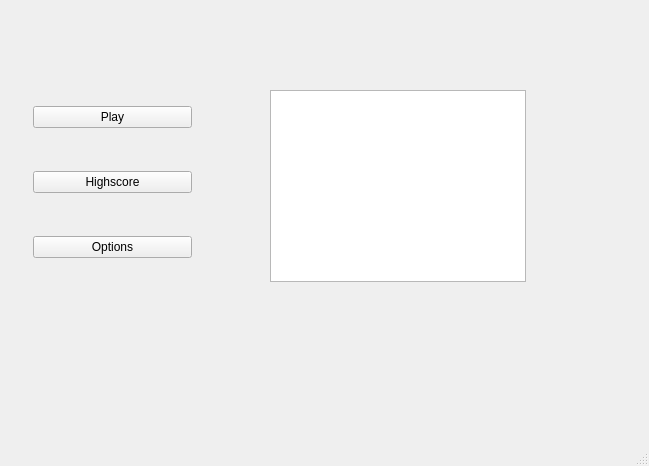
First picture: the form in frmmain.ui, repository mrz187/Hangman, before the edit.
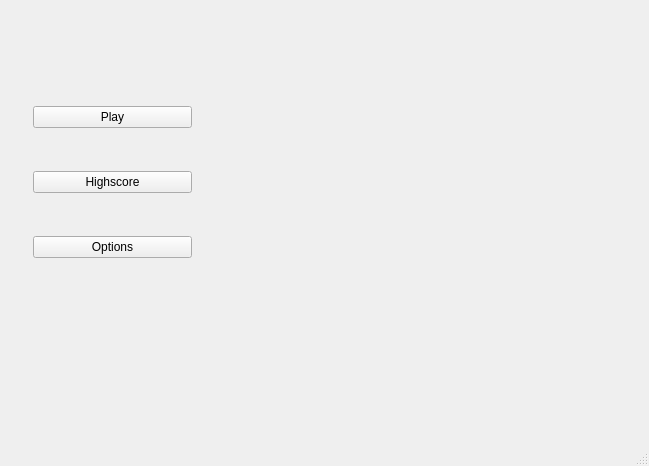
Second picture: the form after the edit.

Diff of the .ui file:
```diff
--- a/frmmain.ui
+++ b/frmmain.ui
@@ -14,16 +14,6 @@
    <string>Menu</string>
   </property>
   <widget class="QWidget" name="centralWidget">
-   <widget class="QGraphicsView" name="graphicsView">
-    <property name="geometry">
-     <rect>
-      <x>270</x>
-      <y>90</y>
-      <width>256</width>
-      <height>192</height>
-     </rect>
-    </property>
-   </widget>
    <widget class="QWidget" name="layoutWidget">
     <property name="geometry">
      <rect>
```
